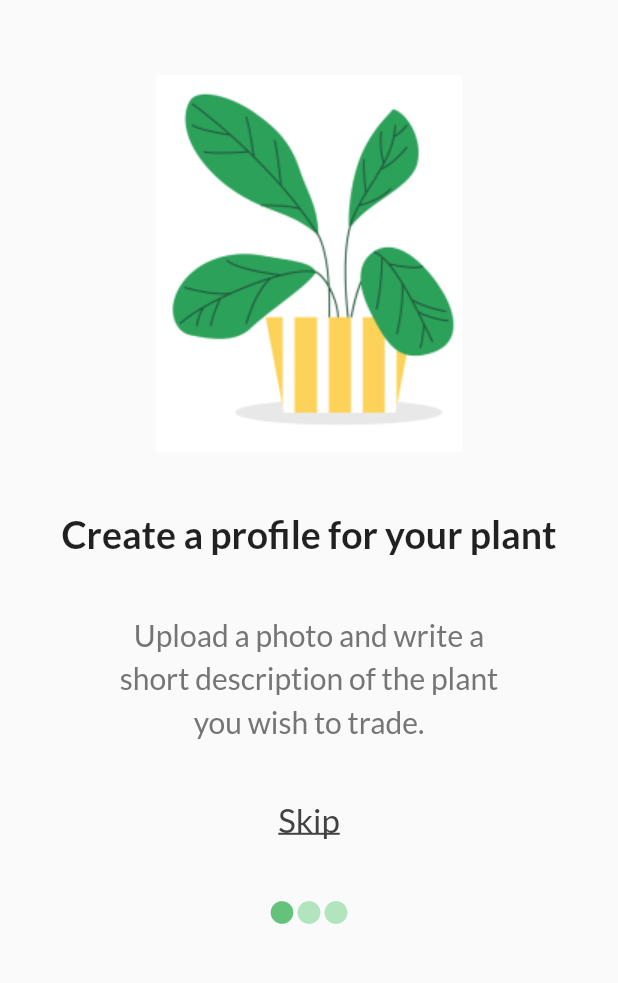
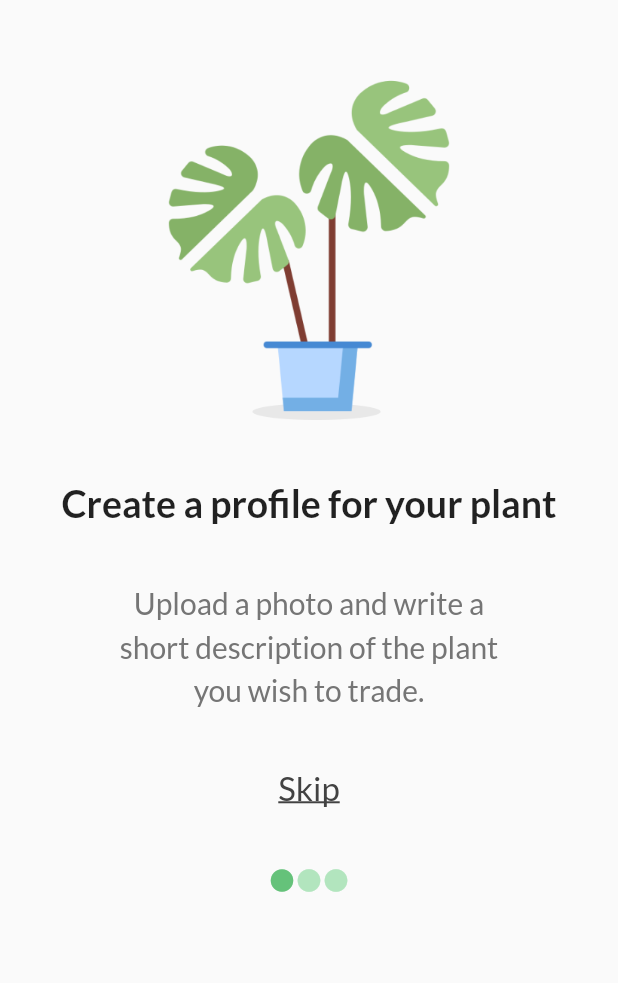
Before and after one commit to NystromAnton/stickling, a Flutter app: the screen it shows after launch, swiped to page 2, on a phone screen of 412 x 824 dp, the part 174-1157 px from its top. Run offline on Flutter 3.47's test engine with Material 2 defaults, Android fonts, the light colour scheme and no system bars; our stand-ins replace cached_network_image, carousel_pro, firebase_core, firebase_storage, flutter_tindercard, fluttertoast and 6 more; missing offline and left inert: dart:ffi, flutter_absolute_path, loading_gifs, multi_image_picker; accounts and stored records are empty.

Commit message:
New walkthrough plant images

```diff
--- a/lib/Walkthrough/Walkthrough.dart
+++ b/lib/Walkthrough/Walkthrough.dart
@@ -146,7 +146,8 @@ class _WalkthroughState extends State<Walkthrough> {
                       Padding(
                         padding: EdgeInsets.only(top: 50),
                         child: Image.asset(
-                          'assets/flower2.png',
+                          'assets/walkthroughPlant1.png',
+                          height: 230,
                         ),
                       ),
                     ],
@@ -295,7 +296,8 @@ class _WalkthroughState extends State<Walkthrough> {
                       Padding(
                         padding: EdgeInsets.only(top: 50),
                         child: Image.asset(
-                          'assets/flower1.png',
+                          'assets/walkthroughPlant2.png',
+                          height: 230,
                         ),
                       ),
                     ],
@@ -459,8 +461,8 @@ class _WalkthroughState extends State<Walkthrough> {
                     Padding(
                       padding: EdgeInsets.only(top: 20),
                       child: Image.asset(
-                        'assets/flower3.png',
-                        height: 250,
+                        'assets/walkthroughPlant3.png',
+                        height: 230,
                       ),
                     ),
                   ],
```
Also changed, not shown: assets/flower1.png (deleted), assets/flower2.png (deleted), assets/flower3.png (deleted), assets/walkthroughPlant1.png (added), assets/walkthroughPlant2.png (added), assets/walkthroughPlant3.png (added).
